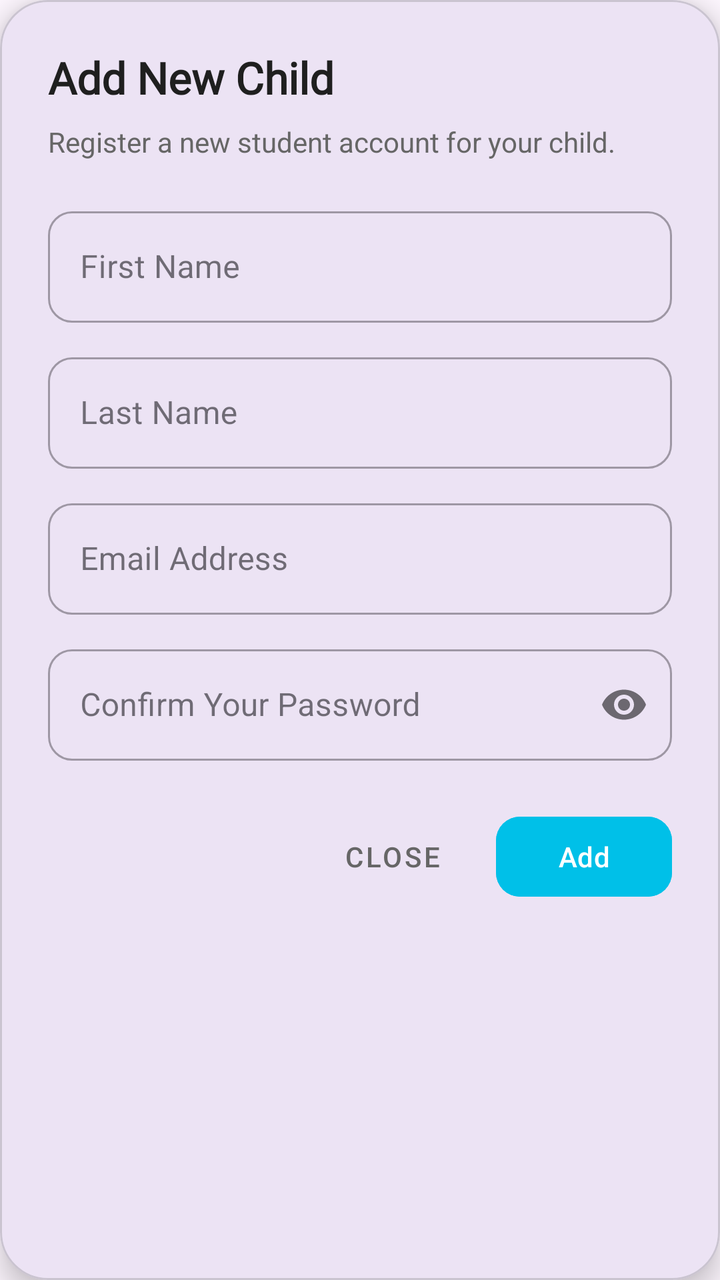
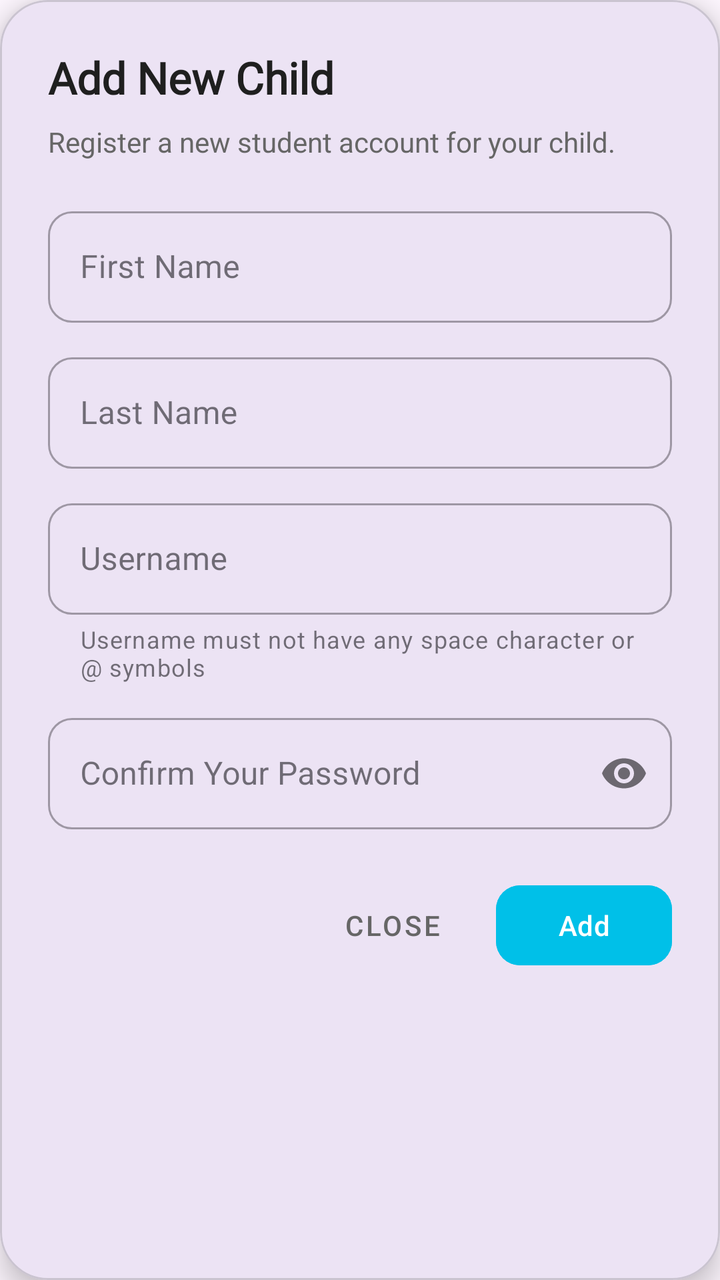

Compare the two renders of this Android layout. The source of the first and the diff that turns it into the second are given below.
<!-- AndroidManifest.xml: application theme Theme.EduView -->
<!-- res/layout/dialog_add_child.xml -->
<?xml version="1.0" encoding="utf-8"?>
<com.google.android.material.card.MaterialCardView xmlns:android="http://schemas.android.com/apk/res/android"
    xmlns:app="http://schemas.android.com/apk/res-auto"
    android:layout_width="match_parent"
    android:layout_height="wrap_content"
    app:cardCornerRadius="24dp"
    app:cardElevation="8dp">

    <LinearLayout
        android:layout_width="match_parent"
        android:layout_height="wrap_content"
        android:orientation="vertical"
        android:padding="24dp">

        <TextView
            android:layout_width="wrap_content"
            android:layout_height="wrap_content"
            android:fontFamily="@font/robotomono"
            android:text="Add New Child"
            android:textColor="#1F1F1F"
            android:textSize="22sp"
            android:textStyle="bold" />

        <TextView
            android:layout_width="wrap_content"
            android:layout_height="wrap_content"
            android:layout_marginTop="8dp"
            android:text="Register a new student account for your child."
            android:textColor="#666666"
            android:textSize="14sp" />

        <com.google.android.material.textfield.TextInputLayout
            style="@style/Widget.MaterialComponents.TextInputLayout.OutlinedBox"
            android:layout_width="match_parent"
            android:layout_height="wrap_content"
            android:layout_marginTop="20dp"
            android:hint="First Name"
            app:boxCornerRadiusBottomEnd="12dp"
            app:boxCornerRadiusBottomStart="12dp"
            app:boxCornerRadiusTopEnd="12dp"
            app:boxCornerRadiusTopStart="12dp">

            <com.google.android.material.textfield.TextInputEditText
                android:id="@+id/etChildFirstName"
                android:layout_width="match_parent"
                android:layout_height="wrap_content"
                android:inputType="textPersonName" />
        </com.google.android.material.textfield.TextInputLayout>

        <com.google.android.material.textfield.TextInputLayout
            style="@style/Widget.MaterialComponents.TextInputLayout.OutlinedBox"
            android:layout_width="match_parent"
            android:layout_height="wrap_content"
            android:layout_marginTop="12dp"
            android:hint="Last Name"
            app:boxCornerRadiusBottomEnd="12dp"
            app:boxCornerRadiusBottomStart="12dp"
            app:boxCornerRadiusTopEnd="12dp"
            app:boxCornerRadiusTopStart="12dp">

            <com.google.android.material.textfield.TextInputEditText
                android:id="@+id/etChildLastName"
                android:layout_width="match_parent"
                android:layout_height="wrap_content"
                android:inputType="textPersonName" />
        </com.google.android.material.textfield.TextInputLayout>

        <com.google.android.material.textfield.TextInputLayout
            style="@style/Widget.MaterialComponents.TextInputLayout.OutlinedBox"
            android:layout_width="match_parent"
            android:layout_height="wrap_content"
            android:layout_marginTop="12dp"
            android:hint="Email Address"
            app:boxCornerRadiusBottomEnd="12dp"
            app:boxCornerRadiusBottomStart="12dp"
            app:boxCornerRadiusTopEnd="12dp"
            app:boxCornerRadiusTopStart="12dp">

            <com.google.android.material.textfield.TextInputEditText
                android:id="@+id/etChildEmail"
                android:layout_width="match_parent"
                android:layout_height="wrap_content"
                android:inputType="textEmailAddress" />
        </com.google.android.material.textfield.TextInputLayout>

        <com.google.android.material.textfield.TextInputLayout
            style="@style/Widget.MaterialComponents.TextInputLayout.OutlinedBox"
            android:layout_width="match_parent"
            android:layout_height="wrap_content"
            android:layout_marginTop="12dp"
            android:hint="Confirm Your Password"
            app:boxCornerRadiusBottomEnd="12dp"
            app:boxCornerRadiusBottomStart="12dp"
            app:boxCornerRadiusTopEnd="12dp"
            app:boxCornerRadiusTopStart="12dp"
            app:passwordToggleEnabled="true">

            <com.google.android.material.textfield.TextInputEditText
                android:id="@+id/etParentPassword"
                android:layout_width="match_parent"
                android:layout_height="wrap_content"
                android:inputType="textPassword" />
        </com.google.android.material.textfield.TextInputLayout>

        <LinearLayout
            android:layout_width="match_parent"
            android:layout_height="wrap_content"
            android:layout_marginTop="24dp"
            android:gravity="end"
            android:orientation="horizontal">

            <com.google.android.material.button.MaterialButton
                android:id="@+id/btnCancel"
                style="@style/Widget.MaterialComponents.Button.TextButton"
                android:layout_width="wrap_content"
                android:layout_height="wrap_content"
                android:text="Close"
                android:textColor="#666666" />

            <com.google.android.material.button.MaterialButton
                android:id="@+id/btnAdd"
                android:layout_width="wrap_content"
                android:layout_height="wrap_content"
                android:layout_marginStart="8dp"
                android:backgroundTint="@color/aqua"
                android:text="Add"
                android:textColor="@android:color/white"
                app:cornerRadius="12dp" />

        </LinearLayout>

    </LinearLayout>
</com.google.android.material.card.MaterialCardView>
<!-- resources referenced by this layout -->
<resources>
  <color name="aqua">#00C0E8</color>
  <style name="Theme.EduView" parent="Base.Theme.EduView" />
  <style name="Base.Theme.EduView" parent="Theme.Material3.DayNight.NoActionBar">
          
          
      </style>
</resources>

<!-- the commit's change to res/layout/dialog_add_child.xml (unified diff, before → after) -->
@@ -70,17 +70,19 @@
             android:layout_width="match_parent"
             android:layout_height="wrap_content"
             android:layout_marginTop="12dp"
-            android:hint="Email Address"
+            android:hint="Username"
             app:boxCornerRadiusBottomEnd="12dp"
             app:boxCornerRadiusBottomStart="12dp"
             app:boxCornerRadiusTopEnd="12dp"
-            app:boxCornerRadiusTopStart="12dp">
+            app:boxCornerRadiusTopStart="12dp"
+            app:helperText="Username must not have any space character or @ symbols"
+            app:helperTextEnabled="true">
 
             <com.google.android.material.textfield.TextInputEditText
-                android:id="@+id/etChildEmail"
+                android:id="@+id/etChildUsername"
                 android:layout_width="match_parent"
                 android:layout_height="wrap_content"
-                android:inputType="textEmailAddress" />
+                android:inputType="text" />
         </com.google.android.material.textfield.TextInputLayout>
 
         <com.google.android.material.textfield.TextInputLayout
